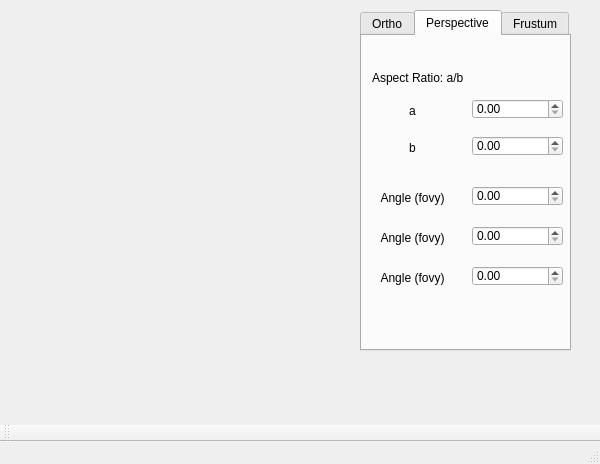
Old version of the form OFFViewer/mainwindow.ui in the repository AndersonQ/OFF.Viewer.
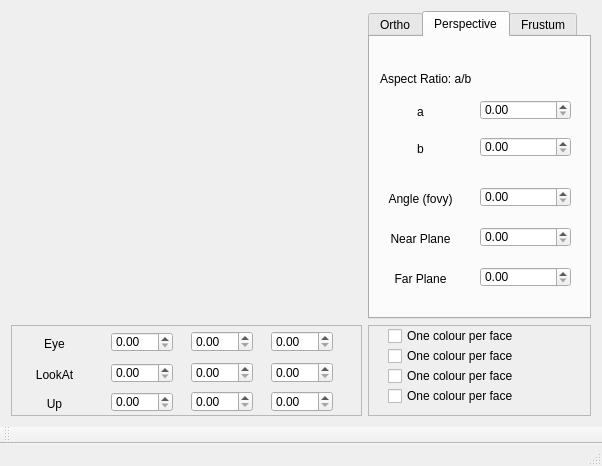
New version of the form. Custom widgets are drawn as their Qt base class.

Diff of the .ui file:
```diff
--- a/OFFViewer/mainwindow.ui
+++ b/OFFViewer/mainwindow.ui
@@ -6,32 +6,32 @@
    <rect>
     <x>0</x>
     <y>0</y>
-    <width>600</width>
-    <height>464</height>
+    <width>598</width>
+    <height>466</height>
    </rect>
   </property>
   <property name="windowTitle">
    <string>MainWindow</string>
   </property>
   <widget class="QWidget" name="centralWidget">
+   <layout class="QGridLayout" name="gridLayout">
+    <item row="0" column="0">
    <widget class="OpenGL" name="widget" native="true">
-    <property name="geometry">
-     <rect>
-      <x>10</x>
-      <y>10</y>
+      <property name="minimumSize">
+       <size>
       <width>351</width>
-      <height>341</height>
-     </rect>
-    </property>
-   </widget>
+        <height>291</height>
+       </size>
+      </property>
+     </widget>
+    </item>
+    <item row="0" column="1">
    <widget class="QTabWidget" name="tabWidget">
-    <property name="geometry">
-     <rect>
-      <x>360</x>
-      <y>10</y>
-      <width>211</width>
-      <height>341</height>
-     </rect>
+      <property name="minimumSize">
+       <size>
+        <width>223</width>
+        <height>291</height>
+       </size>
     </property>
     <property name="currentIndex">
      <number>1</number>
@@ -250,7 +250,7 @@
        </rect>
       </property>
       <property name="text">
-       <string>Angle (fovy)</string>
+         <string>Near Plane</string>
       </property>
       <property name="alignment">
        <set>Qt::AlignCenter</set>
@@ -276,7 +276,7 @@
        </rect>
       </property>
       <property name="text">
-       <string>Angle (fovy)</string>
+         <string>Far Plane</string>
       </property>
       <property name="alignment">
        <set>Qt::AlignCenter</set>
@@ -507,6 +507,236 @@
      </widget>
     </widget>
    </widget>
+    </item>
+    <item row="1" column="0">
+     <widget class="QFrame" name="frame">
+      <property name="minimumSize">
+       <size>
+        <width>351</width>
+        <height>91</height>
+       </size>
+      </property>
+      <property name="maximumSize">
+       <size>
+        <width>351</width>
+        <height>91</height>
+       </size>
+      </property>
+      <property name="frameShape">
+       <enum>QFrame::StyledPanel</enum>
+      </property>
+      <property name="frameShadow">
+       <enum>QFrame::Raised</enum>
+      </property>
+      <widget class="QLabel" name="label_20">
+       <property name="geometry">
+        <rect>
+         <x>10</x>
+         <y>10</y>
+         <width>67</width>
+         <height>17</height>
+        </rect>
+       </property>
+       <property name="text">
+        <string>Eye</string>
+       </property>
+       <property name="alignment">
+        <set>Qt::AlignCenter</set>
+       </property>
+      </widget>
+      <widget class="QDoubleSpinBox" name="doubleSpinBox_22">
+       <property name="geometry">
+        <rect>
+         <x>260</x>
+         <y>6</y>
+         <width>62</width>
+         <height>21</height>
+        </rect>
+       </property>
+      </widget>
+      <widget class="QLabel" name="label_19">
+       <property name="geometry">
+        <rect>
+         <x>10</x>
+         <y>41</y>
+         <width>67</width>
+         <height>17</height>
+        </rect>
+       </property>
+       <property name="text">
+        <string>LookAt</string>
+       </property>
+       <property name="alignment">
+        <set>Qt::AlignCenter</set>
+       </property>
+      </widget>
+      <widget class="QDoubleSpinBox" name="doubleSpinBox_19">
+       <property name="geometry">
+        <rect>
+         <x>180</x>
+         <y>37</y>
+         <width>62</width>
+         <height>21</height>
+        </rect>
+       </property>
+      </widget>
+      <widget class="QDoubleSpinBox" name="doubleSpinBox_23">
+       <property name="geometry">
+        <rect>
+         <x>100</x>
+         <y>7</y>
+         <width>62</width>
+         <height>20</height>
+        </rect>
+       </property>
+      </widget>
+      <widget class="QDoubleSpinBox" name="doubleSpinBox_20">
+       <property name="geometry">
+        <rect>
+         <x>260</x>
+         <y>37</y>
+         <width>62</width>
+         <height>21</height>
+        </rect>
+       </property>
+      </widget>
+      <widget class="QDoubleSpinBox" name="doubleSpinBox_24">
+       <property name="geometry">
+        <rect>
+         <x>180</x>
+         <y>66</y>
+         <width>62</width>
+         <height>21</height>
+        </rect>
+       </property>
+      </widget>
+      <widget class="QDoubleSpinBox" name="doubleSpinBox_25">
+       <property name="geometry">
+        <rect>
+         <x>260</x>
+         <y>66</y>
+         <width>62</width>
+         <height>21</height>
+        </rect>
+       </property>
+      </widget>
+      <widget class="QDoubleSpinBox" name="doubleSpinBox_21">
+       <property name="geometry">
+        <rect>
+         <x>180</x>
+         <y>6</y>
+         <width>62</width>
+         <height>21</height>
+        </rect>
+       </property>
+      </widget>
+      <widget class="QDoubleSpinBox" name="doubleSpinBox_18">
+       <property name="geometry">
+        <rect>
+         <x>100</x>
+         <y>38</y>
+         <width>62</width>
+         <height>20</height>
+        </rect>
+       </property>
+      </widget>
+      <widget class="QDoubleSpinBox" name="doubleSpinBox_26">
+       <property name="geometry">
+        <rect>
+         <x>100</x>
+         <y>67</y>
+         <width>62</width>
+         <height>20</height>
+        </rect>
+       </property>
+      </widget>
+      <widget class="QLabel" name="label_21">
+       <property name="geometry">
+        <rect>
+         <x>10</x>
+         <y>70</y>
+         <width>67</width>
+         <height>17</height>
+        </rect>
+       </property>
+       <property name="text">
+        <string>Up</string>
+       </property>
+       <property name="alignment">
+        <set>Qt::AlignCenter</set>
+       </property>
+      </widget>
+     </widget>
+    </item>
+    <item row="1" column="1">
+     <widget class="QFrame" name="frame_2">
+      <property name="minimumSize">
+       <size>
+        <width>223</width>
+        <height>91</height>
+       </size>
+      </property>
+      <property name="frameShape">
+       <enum>QFrame::StyledPanel</enum>
+      </property>
+      <property name="frameShadow">
+       <enum>QFrame::Raised</enum>
+      </property>
+      <widget class="QCheckBox" name="checkBox">
+       <property name="geometry">
+        <rect>
+         <x>20</x>
+         <y>60</y>
+         <width>161</width>
+         <height>22</height>
+        </rect>
+       </property>
+       <property name="text">
+        <string>One colour per face</string>
+       </property>
+      </widget>
+      <widget class="QCheckBox" name="checkBox_2">
+       <property name="geometry">
+        <rect>
+         <x>20</x>
+         <y>40</y>
+         <width>161</width>
+         <height>22</height>
+        </rect>
+       </property>
+       <property name="text">
+        <string>One colour per face</string>
+       </property>
+      </widget>
+      <widget class="QCheckBox" name="checkBox_3">
+       <property name="geometry">
+        <rect>
+         <x>20</x>
+         <y>0</y>
+         <width>161</width>
+         <height>22</height>
+        </rect>
+       </property>
+       <property name="text">
+        <string>One colour per face</string>
+       </property>
+      </widget>
+      <widget class="QCheckBox" name="checkBox_4">
+       <property name="geometry">
+        <rect>
+         <x>20</x>
+         <y>20</y>
+         <width>161</width>
+         <height>22</height>
+        </rect>
+       </property>
+       <property name="text">
+        <string>One colour per face</string>
+       </property>
+      </widget>
+     </widget>
+    </item>
+   </layout>
   </widget>
   <widget class="QMenuBar" name="menuBar">
    <property name="geometry">
```
Left out of the diff: 458 changed lines with no effect on the pictures. Lines whose indentation alone changed are shown as unchanged.
